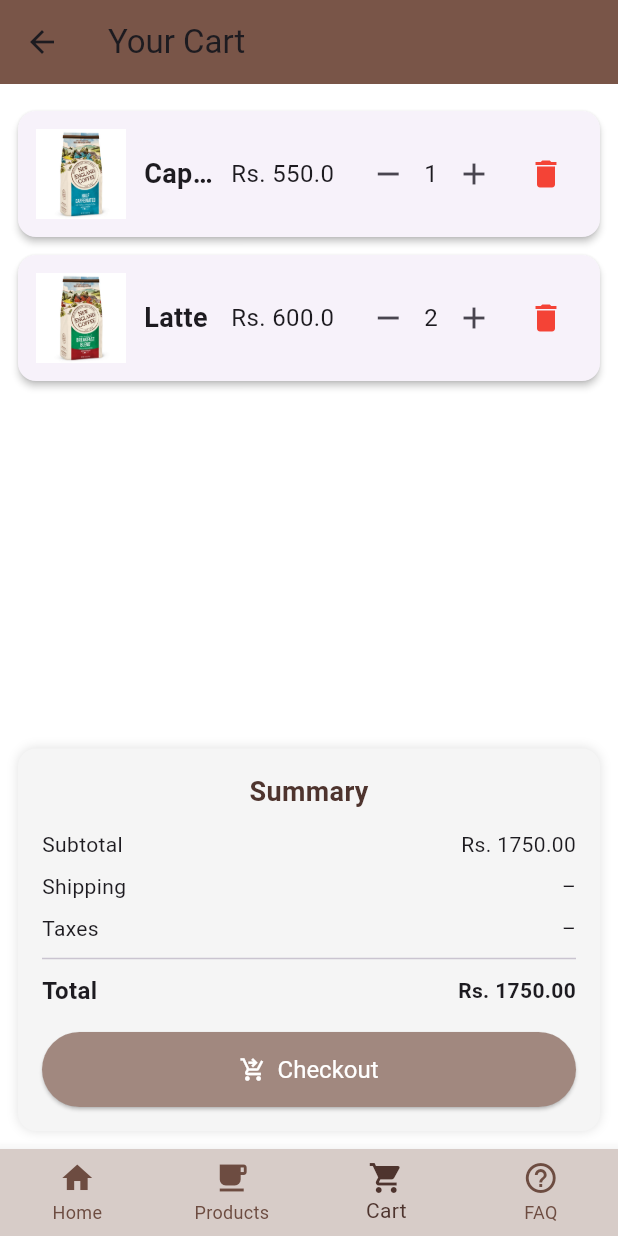
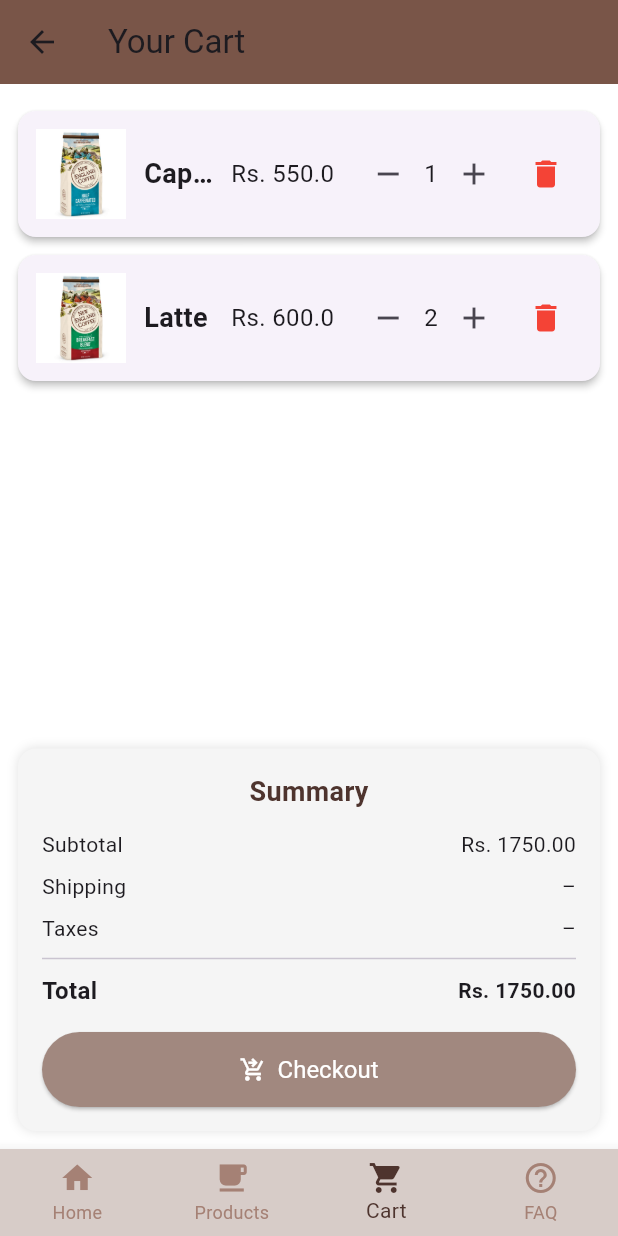
Before and after one commit to AbishekRT/ebrew-app, a Flutter app: the CartScreen screen opened by its route, on a phone screen of 412 x 824 dp. Run offline on Flutter 3.47's test engine with Material 3 defaults, Android fonts, the phone set to English and light mode, and no system bars.

Commit message:
Fix: Update unselected item color in BottomNav for better visibility in light mode

```diff
--- a/lib/widgets/bottom_nav.dart
+++ b/lib/widgets/bottom_nav.dart
@@ -14,11 +14,12 @@ class BottomNav extends StatelessWidget {
       type: BottomNavigationBarType.fixed,
       currentIndex: currentIndex,
 
-      // Updated Colors
       selectedItemColor:
           isDarkMode ? const Color(0xFFFFAB91) : const Color(0xFF4E342E),
       unselectedItemColor:
-          isDarkMode ? Colors.grey[400] : const Color(0xFF6D4C41), // Darker brown for visibility
+          isDarkMode
+              ? Colors.grey[400]
+              : const Color.fromARGB(255, 165, 129, 117),
 
       backgroundColor:
           isDarkMode ? const Color(0xFF6D4C41) : const Color(0xFFD7CCC8),
```
